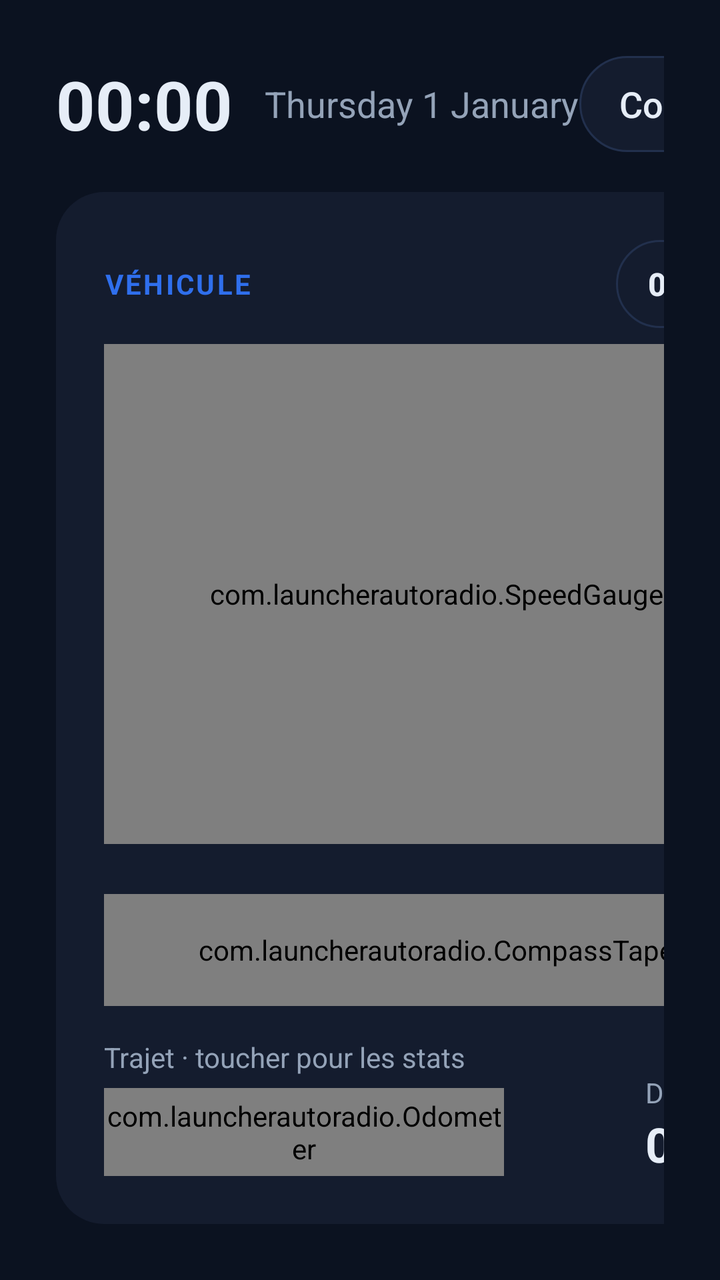
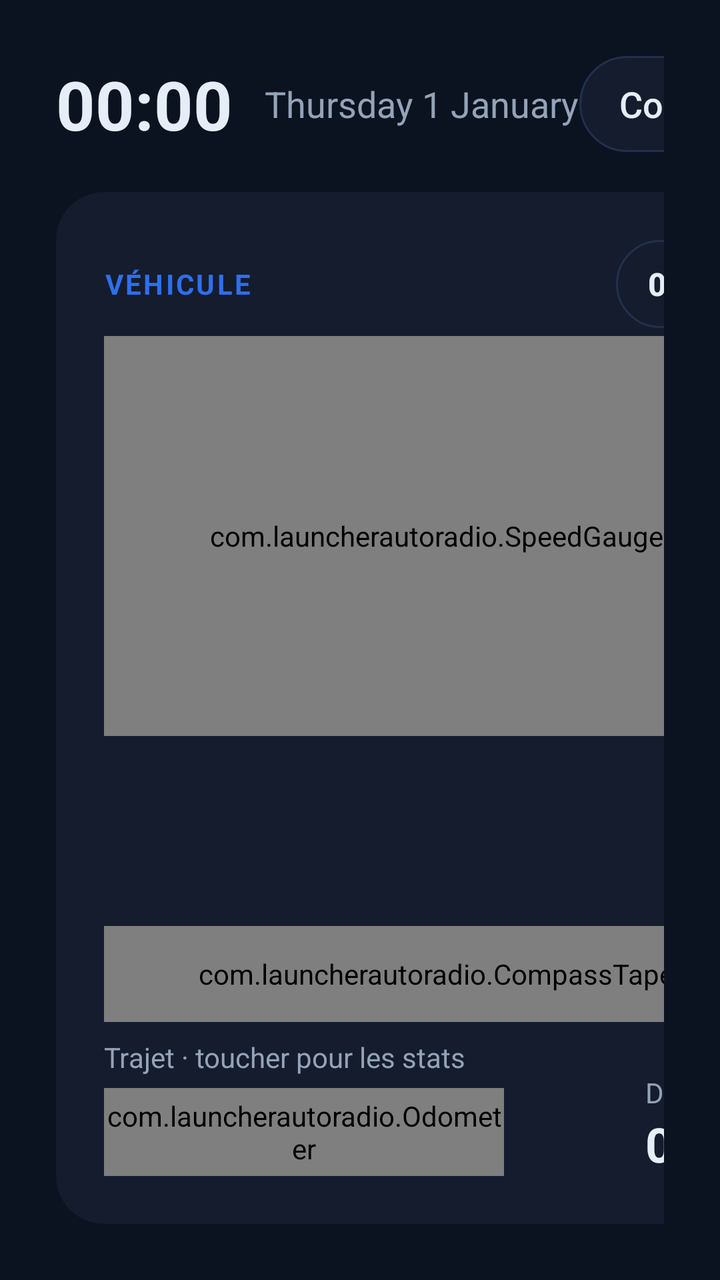

Compare the two renders of this Android layout. The source of the first and the diff that turns it into the second are given below.
<!-- AndroidManifest.xml: application theme Theme.Launcher -->
<!-- res/layout/activity_main.xml -->
<?xml version="1.0" encoding="utf-8"?>
<LinearLayout xmlns:android="http://schemas.android.com/apk/res/android"
    android:layout_width="match_parent"
    android:layout_height="match_parent"
    android:orientation="vertical"
    android:padding="28dp"
    android:background="@color/bg">

    <LinearLayout
        android:layout_width="match_parent"
        android:layout_height="48dp"
        android:orientation="horizontal"
        android:gravity="center_vertical">
        <TextClock
            android:layout_width="wrap_content"
            android:layout_height="wrap_content"
            android:format24Hour="HH:mm"
            android:format12Hour="HH:mm"
            android:textSize="34sp"
            android:textStyle="bold"
            android:textColor="@color/text" />
        <TextClock
            android:layout_width="wrap_content"
            android:layout_height="wrap_content"
            android:layout_marginStart="16dp"
            android:format24Hour="EEEE d MMMM"
            android:format12Hour="EEEE d MMMM"
            android:textSize="18sp"
            android:textColor="@color/muted" />
        <View
            android:layout_width="0dp"
            android:layout_height="0dp"
            android:layout_weight="1" />
        <Button
            android:id="@+id/copy_can"
            android:layout_width="wrap_content"
            android:layout_height="match_parent"
            android:layout_marginEnd="12dp"
            android:background="@drawable/tile"
            android:paddingStart="20dp"
            android:paddingEnd="20dp"
            android:text="Copier appli CAN"
            android:textAllCaps="false"
            android:textColor="@color/text"
            android:textSize="18sp"
            android:stateListAnimator="@null" />
        <Button
            android:id="@+id/update"
            android:layout_width="wrap_content"
            android:layout_height="match_parent"
            android:background="@drawable/tile"
            android:paddingStart="20dp"
            android:paddingEnd="20dp"
            android:text="Mettre à jour"
            android:textAllCaps="false"
            android:textColor="@color/text"
            android:textSize="18sp"
            android:stateListAnimator="@null" />
    </LinearLayout>

    <LinearLayout
        android:layout_width="match_parent"
        android:layout_height="0dp"
        android:layout_weight="1"
        android:layout_marginTop="20dp"
        android:orientation="horizontal">

        <LinearLayout
            android:layout_width="380dp"
            android:layout_height="match_parent"
            android:orientation="vertical"
            android:padding="24dp"
            android:background="@drawable/card">
            <LinearLayout
                android:layout_width="match_parent"
                android:layout_height="wrap_content"
                android:orientation="horizontal"
                android:gravity="center_vertical">
                <TextView
                    android:layout_width="0dp"
                    android:layout_height="wrap_content"
                    android:layout_weight="1"
                    android:text="VÉHICULE"
                    android:textColor="@color/accent"
                    android:textSize="14sp"
                    android:textStyle="bold"
                    android:letterSpacing="0.08" />
                <Button
                    android:id="@+id/accel"
                    android:layout_width="wrap_content"
                    android:layout_height="44dp"
                    android:minWidth="0dp"
                    android:background="@drawable/tile"
                    android:paddingStart="16dp"
                    android:paddingEnd="16dp"
                    android:text="0-100"
                    android:textAllCaps="false"
                    android:textColor="@color/text"
                    android:textSize="16sp"
                    android:textStyle="bold"
                    android:stateListAnimator="@null" />
            </LinearLayout>
            <com.launcherautoradio.SpeedGauge
                android:id="@+id/speed"
                android:layout_width="match_parent"
                android:layout_height="250dp"
                android:layout_marginTop="8dp" />
            <Button
                android:id="@+id/loc_access"
                android:layout_width="match_parent"
                android:layout_height="wrap_content"
                android:text="@string/loc_access"
                android:textAllCaps="false"
                android:visibility="gone" />
            <View
                android:layout_width="match_parent"
                android:layout_height="0dp"
                android:layout_weight="1" />
            <com.launcherautoradio.CompassTape
                android:id="@+id/heading"
                android:layout_width="match_parent"
                android:layout_height="56dp" />
            <LinearLayout
                android:layout_width="match_parent"
                android:layout_height="wrap_content"
                android:layout_marginTop="16dp"
                android:orientation="horizontal"
                android:gravity="bottom">
                <LinearLayout
                    android:layout_width="0dp"
                    android:layout_height="wrap_content"
                    android:layout_weight="1"
                    android:orientation="vertical">
                    <TextView style="@style/StatLabel" android:text="Trajet · toucher pour les stats" />
                    <com.launcherautoradio.Odometer
                        android:id="@+id/trip"
                        android:layout_width="200dp"
                        android:layout_height="44dp"
                        android:layout_marginTop="6dp"
                        android:clickable="true"
                        android:focusable="true" />
                </LinearLayout>
                <LinearLayout
                    android:layout_width="wrap_content"
                    android:layout_height="wrap_content"
                    android:orientation="vertical">
                    <TextView style="@style/StatLabel" android:text="Durée" />
                    <Chronometer android:id="@+id/duration" style="@style/StatValue" />
                </LinearLayout>
            </LinearLayout>
        </LinearLayout>

        <GridLayout
            android:layout_width="0dp"
            android:layout_height="match_parent"
            android:layout_weight="1"
            android:layout_marginStart="10dp"
            android:columnCount="3"
            android:rowCount="2">
            <LinearLayout android:id="@+id/tile_carplay" style="@style/TileBoxAccent">
                <ImageView android:layout_width="44dp" android:layout_height="44dp" android:src="@drawable/ic_carplay" android:importantForAccessibility="no" />
                <TextView style="@style/TileLabelAccent" android:text="CarPlay" />
            </LinearLayout>
            <LinearLayout android:id="@+id/tile_nav" style="@style/TileBox">
                <ImageView android:layout_width="44dp" android:layout_height="44dp" android:src="@drawable/ic_nav" android:importantForAccessibility="no" />
                <TextView style="@style/TileLabel" android:text="Navigation" />
            </LinearLayout>
            <LinearLayout android:id="@+id/tile_music" style="@style/TileBox">
                <ImageView android:layout_width="44dp" android:layout_height="44dp" android:src="@drawable/ic_music" android:importantForAccessibility="no" />
                <TextView style="@style/TileLabel" android:text="Musique" />
            </LinearLayout>
            <LinearLayout android:id="@+id/tile_phone" style="@style/TileBox">
                <ImageView android:layout_width="44dp" android:layout_height="44dp" android:src="@drawable/ic_phone" android:importantForAccessibility="no" />
                <TextView style="@style/TileLabel" android:text="Téléphone" />
            </LinearLayout>
            <LinearLayout android:id="@+id/tile_apps" style="@style/TileBox">
                <ImageView android:layout_width="44dp" android:layout_height="44dp" android:src="@drawable/ic_apps" android:importantForAccessibility="no" />
                <TextView style="@style/TileLabel" android:text="Applis" />
            </LinearLayout>
            <LinearLayout android:id="@+id/tile_settings" style="@style/TileBox">
                <ImageView android:layout_width="44dp" android:layout_height="44dp" android:src="@drawable/ic_settings" android:importantForAccessibility="no" />
                <TextView style="@style/TileLabel" android:text="Réglages" />
            </LinearLayout>
        </GridLayout>
    </LinearLayout>
</LinearLayout>
<!-- resources referenced by this layout -->
<resources>
  <color name="accent">#2F6FED</color>
  <color name="bg">#0B1220</color>
  <color name="muted">#94A3B8</color>
  <color name="text">#E6EDF7</color>
  <!-- drawable card (drawable) -->
  <shape xmlns:android="http://schemas.android.com/apk/res/android" android:shape="rectangle">
      <solid android:color="@color/card" />
      <corners android:radius="24dp" />
  </shape>
  <!-- drawable ic_apps (drawable) -->
  <vector xmlns:android="http://schemas.android.com/apk/res/android" android:width="44dp" android:height="44dp" android:viewportWidth="24" android:viewportHeight="24">
      <path android:pathData="M4,4h6v6h-6zM14,4h6v6h-6zM4,14h6v6h-6zM14,14h6v6h-6z" android:fillColor="#00000000" android:strokeColor="@color/accent" android:strokeWidth="1.8" android:strokeLineJoin="round" />
  </vector>
  <!-- drawable ic_nav (drawable) -->
  <vector xmlns:android="http://schemas.android.com/apk/res/android" android:width="44dp" android:height="44dp" android:viewportWidth="24" android:viewportHeight="24">
      <path android:pathData="M3,11l18,-8l-8,18l-2,-8z" android:fillColor="#00000000" android:strokeColor="@color/accent" android:strokeWidth="1.8" android:strokeLineCap="round" android:strokeLineJoin="round" />
  </vector>
  <!-- drawable ic_settings (drawable) -->
  <vector xmlns:android="http://schemas.android.com/apk/res/android" android:width="44dp" android:height="44dp" android:viewportWidth="24" android:viewportHeight="24">
      <path android:pathData="M4,6h16M4,12h16M4,18h16M14,4v4M8,10v4M16,16v4" android:fillColor="#00000000" android:strokeColor="@color/accent" android:strokeWidth="1.8" android:strokeLineCap="round" />
  </vector>
  <!-- drawable tile (drawable) -->
  <shape xmlns:android="http://schemas.android.com/apk/res/android" android:shape="rectangle">
      <solid android:color="@color/card" />
      <stroke android:width="1dp" android:color="#22304D" />
      <corners android:radius="24dp" />
  </shape>
  <string name="loc_access">Autoriser la localisation</string>
  <style name="StatLabel">
          <item name="android:layout_width">wrap_content</item>
          <item name="android:layout_height">wrap_content</item>
          <item name="android:textColor">@color/muted</item>
          <item name="android:textSize">14sp</item>
      </style>
  <style name="StatValue">
          <item name="android:layout_width">wrap_content</item>
          <item name="android:layout_height">wrap_content</item>
          <item name="android:textColor">@color/text</item>
          <item name="android:textSize">24sp</item>
          <item name="android:textStyle">bold</item>
      </style>
  <style name="TileBoxAccent" parent="TileBox">
          <item name="android:background">@drawable/tile_accent</item>
      </style>
  <style name="TileLabel">
          <item name="android:layout_width">wrap_content</item>
          <item name="android:layout_height">wrap_content</item>
          <item name="android:layout_marginTop">12dp</item>
          <item name="android:textColor">@color/text</item>
          <item name="android:textSize">22sp</item>
          <item name="android:maxLines">2</item>
          <item name="android:gravity">center</item>
      </style>
  <style name="TileLabelAccent" parent="TileLabel">
          <item name="android:textColor">#FFFFFF</item>
      </style>
  <style name="Theme.Launcher" parent="@android:style/Theme.Material.NoActionBar.Fullscreen">
          <item name="android:windowBackground">@color/bg</item>
          <item name="android:colorAccent">@color/accent</item>
      </style>
  <color name="card">#141C2E</color>
  <!-- drawable tile_accent (drawable) -->
  <shape xmlns:android="http://schemas.android.com/apk/res/android" android:shape="rectangle">
      <solid android:color="@color/accent" />
      <corners android:radius="24dp" />
  </shape>
  <!-- unchanged entries left out for length: 4 -->
</resources>

<!-- the commit's change to res/layout/activity_main.xml (unified diff, before → after) -->
@@ -103,8 +103,8 @@
             <com.launcherautoradio.SpeedGauge
                 android:id="@+id/speed"
                 android:layout_width="match_parent"
-                android:layout_height="250dp"
-                android:layout_marginTop="8dp" />
+                android:layout_height="200dp"
+                android:layout_marginTop="4dp" />
             <Button
                 android:id="@+id/loc_access"
                 android:layout_width="match_parent"
@@ -119,11 +119,11 @@
             <com.launcherautoradio.CompassTape
                 android:id="@+id/heading"
                 android:layout_width="match_parent"
-                android:layout_height="56dp" />
+                android:layout_height="48dp" />
             <LinearLayout
                 android:layout_width="match_parent"
                 android:layout_height="wrap_content"
-                android:layout_marginTop="16dp"
+                android:layout_marginTop="8dp"
                 android:orientation="horizontal"
                 android:gravity="bottom">
                 <LinearLayout
